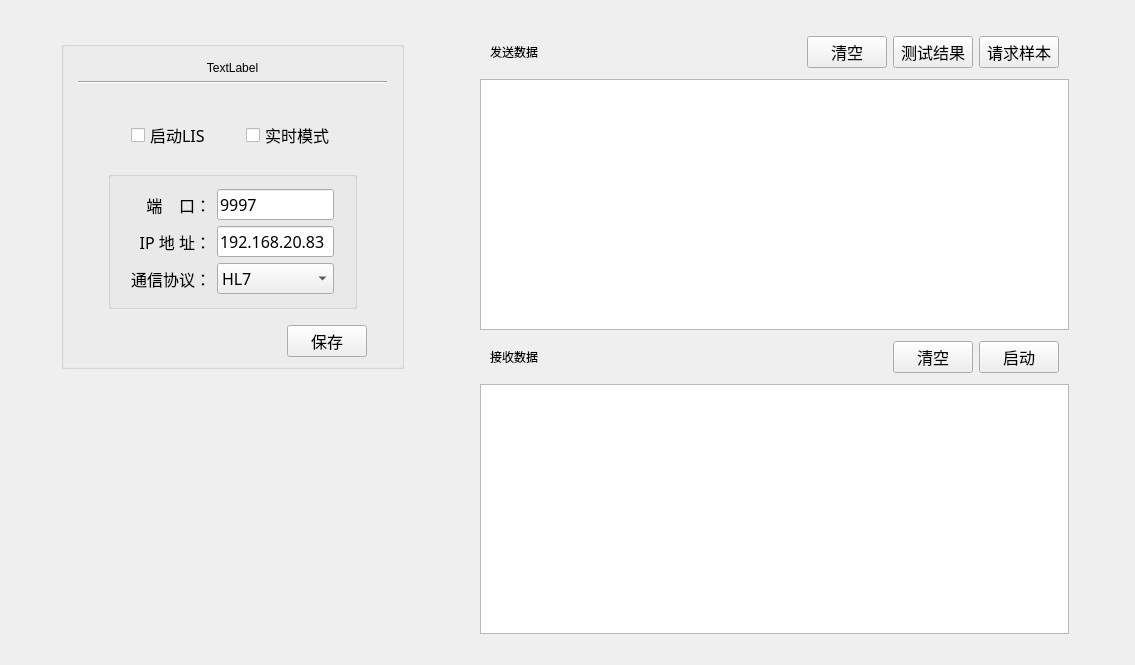
kevinkingmin/72FA, file HumablotPro/src/main/LisSettingWidgets.ui: the form before one commit.
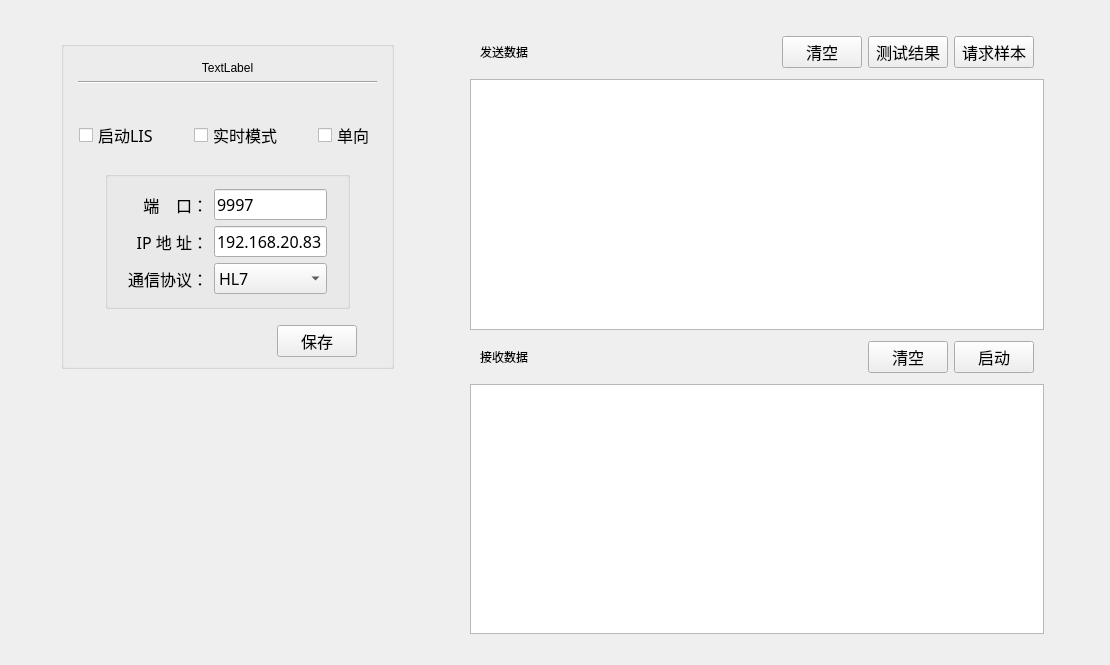
The form after the commit.

What changed in the file:
```diff
--- a/HumablotPro/src/main/LisSettingWidgets.ui
+++ b/HumablotPro/src/main/LisSettingWidgets.ui
@@ -6,7 +6,7 @@
    <rect>
     <x>0</x>
     <y>0</y>
-    <width>1135</width>
+    <width>1110</width>
     <height>665</height>
    </rect>
   </property>
@@ -126,6 +126,19 @@
                 </property>
                </widget>
               </item>
+              <item>
+               <widget class="QCheckBox" name="chkOneWay">
+                <property name="font">
+                 <font>
+                  <family>Adobe 黑体 Std R</family>
+                  <pointsize>12</pointsize>
+                 </font>
+                </property>
+                <property name="text">
+                 <string>单向</string>
+                </property>
+               </widget>
+              </item>
               <item>
                <spacer name="horizontalSpacer_2">
                 <property name="orientation">
```
